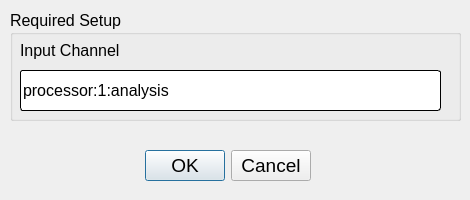
The window that src/dashpva/gui/pv_config.ui (AdvancedPhotonSource/DashPVA) describes before a commit, drawn with Qt 5.
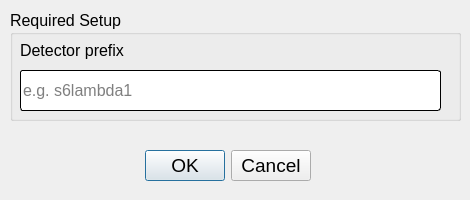
The same window after the commit.

What changed in the file:
```diff
--- a/src/dashpva/gui/pv_config.ui
+++ b/src/dashpva/gui/pv_config.ui
@@ -50,7 +50,10 @@
 </string>
     </property>
     <property name="text">
-     <string>processor:1:analysis</string>
+     <string/>
+    </property>
+    <property name="placeholderText">
+     <string>e.g. s6lambda1</string>
     </property>
    </widget>
    <widget class="QLabel" name="lbl_input_channel">
@@ -68,7 +71,7 @@
      </font>
     </property>
     <property name="text">
-     <string>Input Channel</string>
+     <string>Detector prefix</string>
     </property>
    </widget>
   </widget>
```
